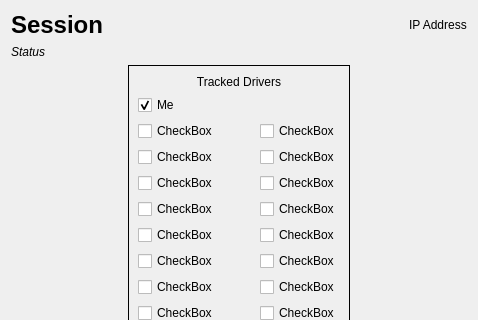
Above: TrackingWidget.ui from Alex-Rose/PXG_Telemetry_fork before the change; both pictures show x 0 to 478 and y 0 to 320 of the 478 by 546 pixel window. Below: the same form after it.
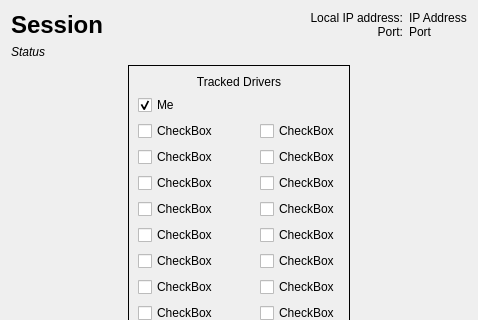
That is the form after the change.

What changed in the file:
```diff
--- a/TrackingWidget.ui
+++ b/TrackingWidget.ui
@@ -312,22 +312,8 @@
     </widget>
    </item>
    <item row="1" column="0" colspan="3">
-    <layout class="QHBoxLayout" name="horizontalLayout_3">
-     <item>
-      <widget class="QLabel" name="lblSession">
-       <property name="font">
-        <font>
-         <pointsize>18</pointsize>
-         <weight>75</weight>
-         <bold>true</bold>
-        </font>
-       </property>
-       <property name="text">
-        <string>Session</string>
-       </property>
-      </widget>
-     </item>
-     <item>
+    <layout class="QGridLayout" name="gridLayout_3">
+     <item row="0" column="1">
       <spacer name="horizontalSpacer_5">
        <property name="orientation">
         <enum>Qt::Horizontal</enum>
@@ -340,13 +326,67 @@
        </property>
       </spacer>
      </item>
-     <item>
-      <widget class="QLabel" name="lblIP">
+     <item row="0" column="0">
+      <widget class="QLabel" name="lblSession">
+       <property name="font">
+        <font>
+         <pointsize>18</pointsize>
+         <weight>75</weight>
+         <bold>true</bold>
+        </font>
+       </property>
        <property name="text">
-        <string>IP Address</string>
+        <string>Session</string>
        </property>
       </widget>
      </item>
+     <item row="0" column="2">
+      <layout class="QGridLayout" name="gridLayout_4">
+       <property name="topMargin">
+        <number>0</number>
+       </property>
+       <property name="horizontalSpacing">
+        <number>6</number>
+       </property>
+       <property name="verticalSpacing">
+        <number>0</number>
+       </property>
+       <item row="1" column="1">
+        <widget class="QLabel" name="lblPort">
+         <property name="text">
+          <string>Port</string>
+         </property>
+        </widget>
+       </item>
+       <item row="0" column="1">
+        <widget class="QLabel" name="lblIP">
+         <property name="text">
+          <string>IP Address</string>
+         </property>
+        </widget>
+       </item>
+       <item row="0" column="0">
+        <widget class="QLabel" name="label_3">
+         <property name="text">
+          <string>Local IP address:</string>
+         </property>
+         <property name="alignment">
+          <set>Qt::AlignRight|Qt::AlignTrailing|Qt::AlignVCenter</set>
+         </property>
+        </widget>
+       </item>
+       <item row="1" column="0">
+        <widget class="QLabel" name="label_4">
+         <property name="text">
+          <string>Port:</string>
+         </property>
+         <property name="alignment">
+          <set>Qt::AlignRight|Qt::AlignTrailing|Qt::AlignVCenter</set>
+         </property>
+        </widget>
+       </item>
+      </layout>
+     </item>
     </layout>
    </item>
   </layout>
```
Left out of the diff: 24 changed lines with no effect on the pictures.
